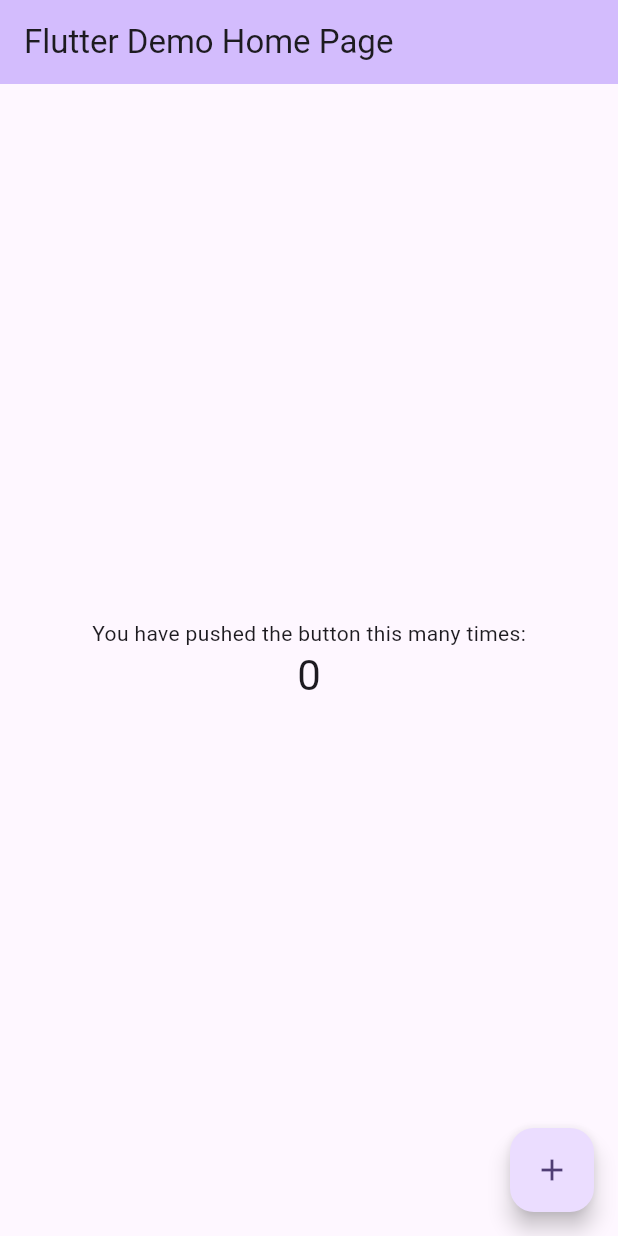
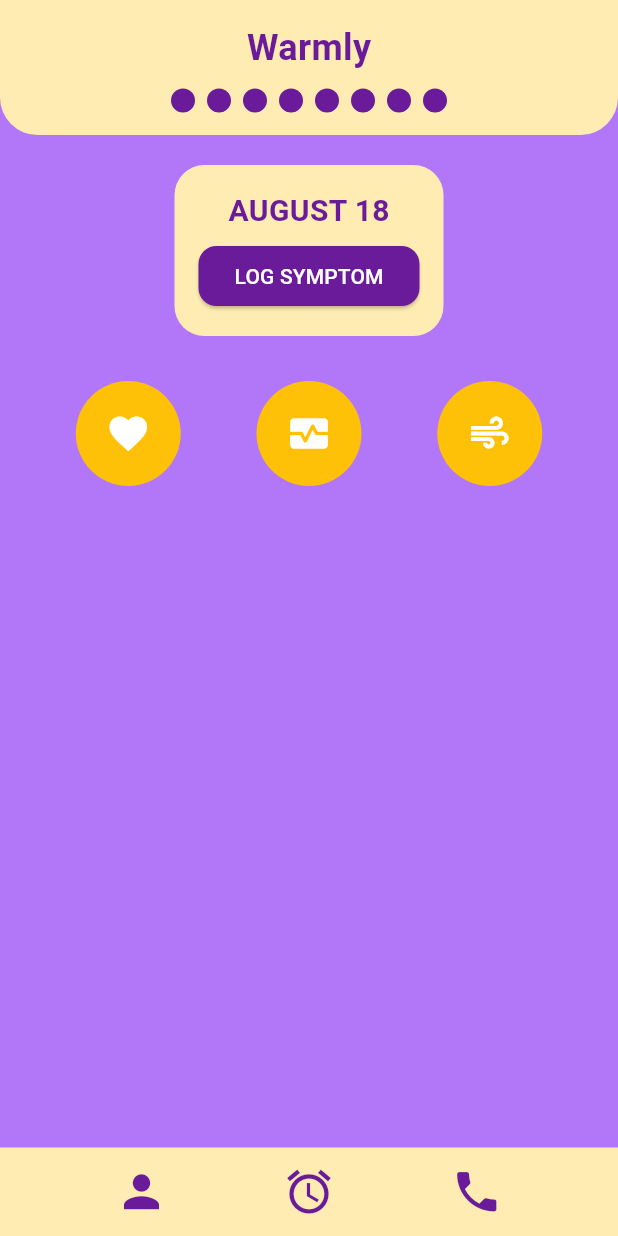
Before and after one commit to lanixiligan/IMSOFTENG-Final-Project-Warmly, a Flutter app: the screen it shows after launch, on a phone screen of 412 x 824 dp. Run offline on Flutter 3.47's test engine with Material 3 defaults, Android fonts, the phone set to English and light mode, and no system bars.

Commit message:
Git commit - Homepage initial draft

```diff
--- a/warmly/lib/main.dart
+++ b/warmly/lib/main.dart
@@ -7,116 +7,149 @@ void main() {
 class MyApp extends StatelessWidget {
   const MyApp({super.key});
 
-  // This widget is the root of your application.
   @override
   Widget build(BuildContext context) {
     return MaterialApp(
-      title: 'Flutter Demo',
-      theme: ThemeData(
-        // This is the theme of your application.
-        //
-        // TRY THIS: Try running your application with "flutter run". You'll see
-        // the application has a purple toolbar. Then, without quitting the app,
-        // try changing the seedColor in the colorScheme below to Colors.green
-        // and then invoke "hot reload" (save your changes or press the "hot
-        // reload" button in a Flutter-supported IDE, or press "r" if you used
-        // the command line to start the app).
-        //
-        // Notice that the counter didn't reset back to zero; the application
-        // state is not lost during the reload. To reset the state, use hot
-        // restart instead.
-        //
-        // This works for code too, not just values: Most code changes can be
-        // tested with just a hot reload.
-        colorScheme: ColorScheme.fromSeed(seedColor: Colors.deepPurple),
-      ),
-      home: const MyHomePage(title: 'Flutter Demo Home Page'),
+      debugShowCheckedModeBanner: false,
+      home: const HomePage(),
     );
   }
 }
 
-class MyHomePage extends StatefulWidget {
-  const MyHomePage({super.key, required this.title});
-
-  // This widget is the home page of your application. It is stateful, meaning
-  // that it has a State object (defined below) that contains fields that affect
-  // how it looks.
-
-  // This class is the configuration for the state. It holds the values (in this
-  // case the title) provided by the parent (in this case the App widget) and
-  // used by the build method of the State. Fields in a Widget subclass are
-  // always marked "final".
-
-  final String title;
-
-  @override
-  State<MyHomePage> createState() => _MyHomePageState();
-}
-
-class _MyHomePageState extends State<MyHomePage> {
-  int _counter = 0;
-
-  void _incrementCounter() {
-    setState(() {
-      // This call to setState tells the Flutter framework that something has
-      // changed in this State, which causes it to rerun the build method below
-      // so that the display can reflect the updated values. If we changed
-      // _counter without calling setState(), then the build method would not be
-      // called again, and so nothing would appear to happen.
-      _counter++;
-    });
-  }
+class HomePage extends StatelessWidget {
+  const HomePage({super.key});
 
   @override
   Widget build(BuildContext context) {
-    // This method is rerun every time setState is called, for instance as done
-    // by the _incrementCounter method above.
-    //
-    // The Flutter framework has been optimized to make rerunning build methods
-    // fast, so that you can just rebuild anything that needs updating rather
-    // than having to individually change instances of widgets.
     return Scaffold(
-      appBar: AppBar(
-        // TRY THIS: Try changing the color here to a specific color (to
-        // Colors.amber, perhaps?) and trigger a hot reload to see the AppBar
-        // change color while the other colors stay the same.
-        backgroundColor: Theme.of(context).colorScheme.inversePrimary,
-        // Here we take the value from the MyHomePage object that was created by
-        // the App.build method, and use it to set our appbar title.
-        title: Text(widget.title),
-      ),
-      body: Center(
-        // Center is a layout widget. It takes a single child and positions it
-        // in the middle of the parent.
+      backgroundColor: const Color(0xFFB276F8), // purple background
+      body: SafeArea(
         child: Column(
-          // Column is also a layout widget. It takes a list of children and
-          // arranges them vertically. By default, it sizes itself to fit its
-          // children horizontally, and tries to be as tall as its parent.
-          //
-          // Column has various properties to control how it sizes itself and
-          // how it positions its children. Here we use mainAxisAlignment to
-          // center the children vertically; the main axis here is the vertical
-          // axis because Columns are vertical (the cross axis would be
-          // horizontal).
-          //
-          // TRY THIS: Invoke "debug painting" (choose the "Toggle Debug Paint"
-          // action in the IDE, or press "p" in the console), to see the
-          // wireframe for each widget.
-          mainAxisAlignment: MainAxisAlignment.center,
-          children: <Widget>[
-            const Text('You have pushed the button this many times:'),
-            Text(
-              '$_counter',
-              style: Theme.of(context).textTheme.headlineMedium,
+          children: [
+            // ===== HEADER =====
+            Container(
+              padding: const EdgeInsets.symmetric(vertical: 15, horizontal: 10),
+              decoration: BoxDecoration(
+                color: Colors.amber.shade100,
+                borderRadius: const BorderRadius.only(
+                  bottomLeft: Radius.circular(25),
+                  bottomRight: Radius.circular(25),
+                ),
+              ),
+              child: Column(
+                children: [
+                  // App Title
+                  Text(
+                    "Warmly",
+                    style: TextStyle(
+                      fontSize: 24,
+                      fontWeight: FontWeight.bold,
+                      color: Colors.purple.shade800,
+                    ),
+                  ),
+
+                  const SizedBox(height: 10),
+
+                  // Circles row (like your screenshot top)
+                  Row(
+                    mainAxisAlignment: MainAxisAlignment.center,
+                    children: List.generate(
+                      8,
+                      (index) => Container(
+                        margin: const EdgeInsets.symmetric(horizontal: 4),
+                        width: 16,
+                        height: 16,
+                        decoration: BoxDecoration(
+                          color: Colors.purple.shade800,
+                          shape: BoxShape.circle,
+                        ),
+                      ),
+                    ),
+                  ),
+                ],
+              ),
+            ),
+
+            const SizedBox(height: 20),
+
+            // Date container
+            Container(
+              margin: const EdgeInsets.symmetric(horizontal: 30),
+              padding: const EdgeInsets.all(16),
+              decoration: BoxDecoration(
+                color: Colors.amber.shade100,
+                borderRadius: BorderRadius.circular(20),
+              ),
+              child: Column(
+                children: [
+                  const Text(
+                    "AUGUST 18",
+                    style: TextStyle(
+                      fontWeight: FontWeight.bold,
+                      fontSize: 20,
+                      color: Color(0xFF6A1B9A),
+                    ),
+                  ),
+                  const SizedBox(height: 5),
+                  ElevatedButton(
+                    style: ElevatedButton.styleFrom(
+                      backgroundColor: const Color(0xFF6A1B9A),
+                      shape: RoundedRectangleBorder(
+                        borderRadius: BorderRadius.circular(12),
+                      ),
+                    ),
+                    onPressed: () {},
+                    child: const Text(
+                      "LOG SYMPTOM",
+                      style: TextStyle(color: Colors.white),
+                    ),
+                  ),
+                ],
+              ),
+            ),
+
+            const SizedBox(height: 30),
+
+            // Middle circular icons
+            Row(
+              mainAxisAlignment: MainAxisAlignment.spaceEvenly,
+              children: const [
+                CircleAvatar(
+                  radius: 35,
+                  backgroundColor: Colors.amber,
+                  child: Icon(Icons.favorite, color: Colors.white, size: 30),
+                ),
+                CircleAvatar(
+                  radius: 35,
+                  backgroundColor: Colors.amber,
+                  child: Icon(Icons.monitor_heart, color: Colors.white, size: 30),
+                ),
+                CircleAvatar(
+                  radius: 35,
+                  backgroundColor: Colors.amber,
+                  child: Icon(Icons.air, color: Colors.white, size: 30),
+                ),
+              ],
+            ),
+
+            const Spacer(),
+
+            // Bottom navigation
+            Container(
+              padding: const EdgeInsets.symmetric(vertical: 12),
+              color: Colors.amber.shade100,
+              child: Row(
+                mainAxisAlignment: MainAxisAlignment.spaceEvenly,
+                children: const [
+                  Icon(Icons.person, size: 35, color: Color(0xFF6A1B9A)),
+                  Icon(Icons.alarm, size: 35, color: Color(0xFF6A1B9A)),
+                  Icon(Icons.phone, size: 35, color: Color(0xFF6A1B9A)),
+                ],
+              ),
             ),
           ],
         ),
       ),
-      floatingActionButton: FloatingActionButton(
-        onPressed: _incrementCounter,
-        tooltip: 'Increment',
-        child: const Icon(Icons.add),
-      ), // This trailing comma makes auto-formatting nicer for build methods.
     );
   }
 }
```
